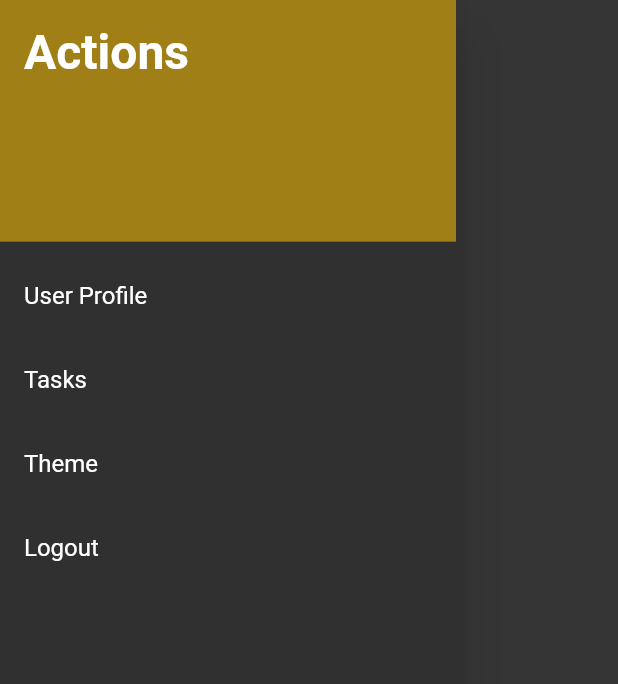
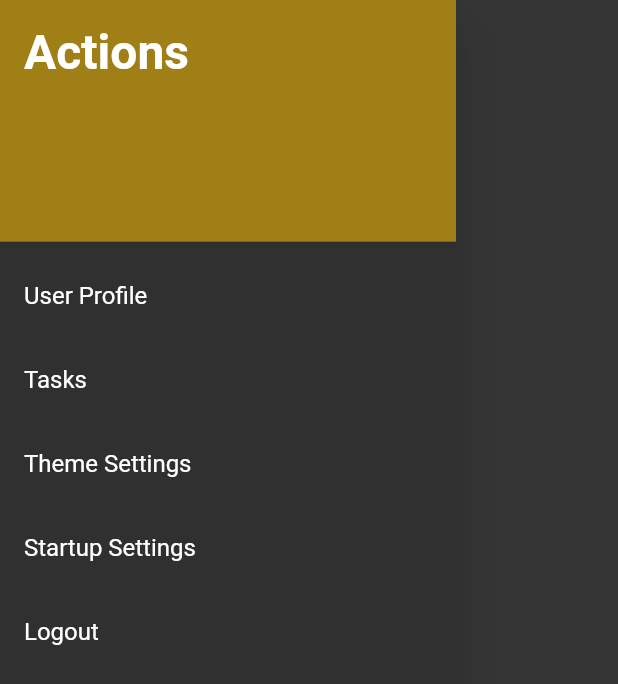
Before and after one commit to Edi013/RemindMe, a Flutter app: the RoutesDrawer widget shown alone on an empty page, opened directly, on a phone screen of 412 x 824 dp. Shown: the top 684 px of the screen. Run offline on Flutter 3.47's test engine with Material 3 defaults, Android fonts, the phone set to English and light mode, and no system bars; our stand-ins replace auto_route, dio, flutter_markdown, get_it, shared_preferences, sidebarx; missing offline and left inert: jwt_decode_full; accounts and stored records are empty; network calls fail.

Commit message:
Feature : change startup screen

```diff
--- a/remind_me_fe/lib/core/bar/presentation/layout_by_orientation.dart
+++ b/remind_me_fe/lib/core/bar/presentation/layout_by_orientation.dart
@@ -280,9 +280,8 @@ class RoutesDrawer extends StatelessWidget {
             child: const Text(
               'Actions',
               style: TextStyle(
-                fontSize: 32.0, // Adjust the font size here
-                fontWeight:
-                    FontWeight.bold, // Optionally, adjust the font weight
+                fontSize: 32.0,
+                fontWeight: FontWeight.bold,
               ),
             ),
           ),
@@ -299,9 +298,15 @@ class RoutesDrawer extends StatelessWidget {
             },
           ),
           ListTile(
-            title: const Text('Theme'),
+            title: const Text('Theme Settings'),
             onTap: () {
               AutoRouter.of(context).push(ThemeRoute(context: context));
+            },
+          ),
+          ListTile(
+            title: const Text('Startup Settings'),
+            onTap: () {
+              AutoRouter.of(context).push(const ChangeStartupRoute());
             },
           ),
           ListTile(
--- a/remind_me_fe/lib/core/router/app_router.dart
+++ b/remind_me_fe/lib/core/router/app_router.dart
@@ -36,6 +36,10 @@ class AppRouter extends $AppRouter {
           guards: [AuthGuard()],
         ),
         AutoRoute(
+          page: ChangeStartupRoute.page,
+          guards: [AuthGuard()],
+        ),
+        AutoRoute(
           page: TodoAddRoute.page,
           guards: [AuthGuard()],
         ),
--- a/remind_me_fe/lib/core/home/home_screen.dart
+++ b/remind_me_fe/lib/features/home/presentation/home_screen.dart
@@ -1,6 +1,6 @@
 import 'package:auto_route/auto_route.dart';
 import 'package:flutter/material.dart';
-import 'package:remind_me_fe/features/home_screen/home_screen_provider.dart';
+import 'package:remind_me_fe/features/home/data/startup_screen_provider.dart';
 import 'package:remind_me_fe/injection_container.dart';
 
 @RoutePage()
@@ -9,6 +9,6 @@ class HomeScreen extends StatelessWidget {
 
   @override
   Widget build(BuildContext context) {
-    return sl<HomeScreenProvider>().loadSelectedDefaultScreen();
+    return sl<StartupScreenProvider>().loadSelectedDefaultScreen();
   }
 }
```
Also changed, not shown: remind_me_fe/lib/features/home/data/startup_screen_provider.dart (renamed from remind_me_fe/lib/features/home_screen/home_screen_provider.dart, +5 -5 lines), remind_me_fe/lib/features/home/presentation/change_startup_screen.dart (added, +81 -0 lines), remind_me_fe/lib/injection_container.dart (+4 -5 lines), remind_me_fe/lib/core/router/app_router.gr.dart.
